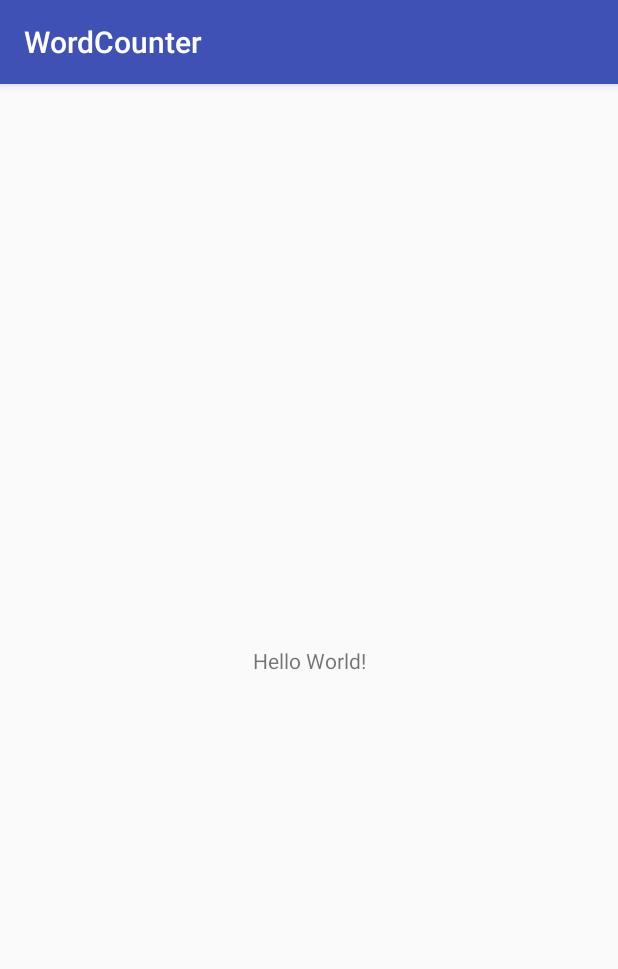
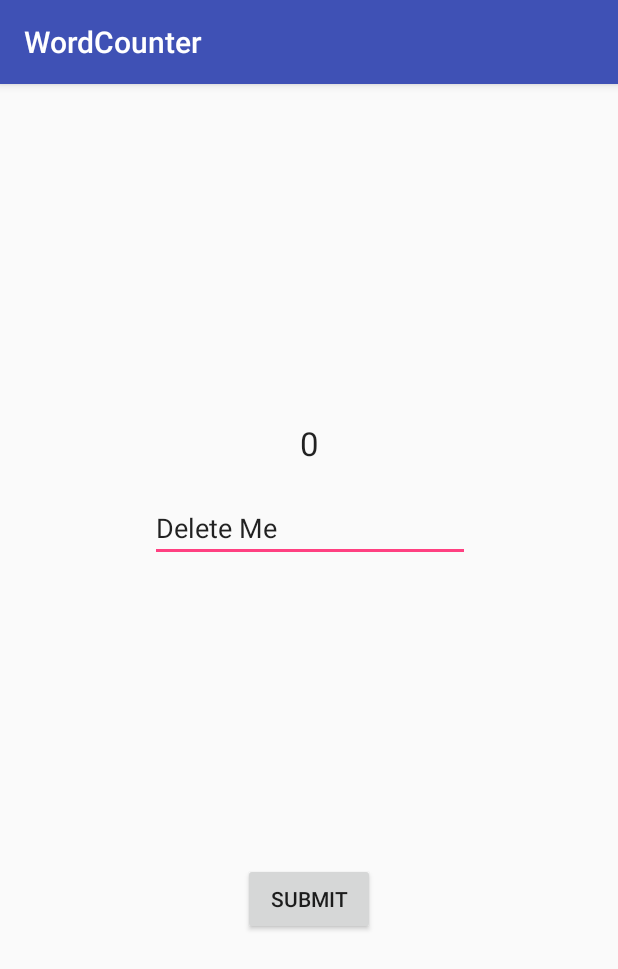
Before and after one commit to scottishasian/Homework_Number_ThirtySix, an Android app: the screen it shows after launch (MainActivity), on a phone screen of 412 x 824 dp. Shown: the top 969 px of the screen. Run offline under Robolectric (Android 15) with nearby library versions, the phone set to English and light mode, and no system bars.

Commit message:
Basic display and instances set up.

```diff
--- a/app/src/main/java/com/example/kynansong/wordcounter/MainActivity.java
+++ b/app/src/main/java/com/example/kynansong/wordcounter/MainActivity.java
@@ -2,12 +2,32 @@ package com.example.kynansong.wordcounter;
 
 import android.support.v7.app.AppCompatActivity;
 import android.os.Bundle;
+import android.util.Log;
+import android.widget.Button;
+import android.widget.EditText;
+import android.widget.TextView;
+
+import com.example.kynansong.wordcounter.Models.WordCounter;
 
 public class MainActivity extends AppCompatActivity {
+
+    private TextView counter;
+    private EditText sentence;
+    private Button submitButton;
+    private WordCounter wordCounter;
 
     @Override
     protected void onCreate(Bundle savedInstanceState) {
         super.onCreate(savedInstanceState);
         setContentView(R.layout.activity_main);
+
+        this.counter = (TextView) findViewById(R.id.word_count);
+        this.sentence = (EditText) findViewById(R.id.sentence_input);
+        this.submitButton = (Button) findViewById(R.id.submit_button);
+        this.wordCounter = new WordCounter();
+
+        Log.d("MainActivity", "OnCreate called");
     }
+
+
 }
--- a/app/src/main/res/layout/activity_main.xml
+++ b/app/src/main/res/layout/activity_main.xml
@@ -7,12 +7,51 @@
     tools:context="com.example.kynansong.wordcounter.MainActivity">
 
     <TextView
+        android:id="@+id/word_count"
         android:layout_width="wrap_content"
         android:layout_height="wrap_content"
-        android:text="Hello World!"
+        android:text="@string/wordcount"
+        android:textAppearance="@style/TextAppearance.AppCompat.Large"
         app:layout_constraintBottom_toBottomOf="parent"
         app:layout_constraintLeft_toLeftOf="parent"
         app:layout_constraintRight_toRightOf="parent"
-        app:layout_constraintTop_toTopOf="parent" />
+        app:layout_constraintTop_toTopOf="parent"
+        app:layout_constraintVertical_bias="0.304"
+        tools:text="@string/wordcount" />
+
+    <EditText
+        android:id="@+id/sentence_input"
+        android:layout_width="wrap_content"
+        android:layout_height="wrap_content"
+        android:layout_marginBottom="8dp"
+        android:layout_marginEnd="8dp"
+        android:layout_marginStart="8dp"
+        android:layout_marginTop="8dp"
+        android:ems="10"
+        android:hint="@string/input_sentence"
+        android:inputType="textPersonName"
+        android:text="Delete Me"
+        android:textAppearance="@style/TextAppearance.AppCompat.Medium"
+        app:layout_constraintBottom_toBottomOf="parent"
+        app:layout_constraintEnd_toEndOf="parent"
+        app:layout_constraintHorizontal_bias="0.503"
+        app:layout_constraintStart_toStartOf="parent"
+        app:layout_constraintTop_toBottomOf="@+id/word_count"
+        app:layout_constraintVertical_bias="0.025" />
+
+    <Button
+        android:id="@+id/submit_button"
+        android:layout_width="wrap_content"
+        android:layout_height="wrap_content"
+        android:layout_marginBottom="8dp"
+        android:layout_marginEnd="8dp"
+        android:layout_marginStart="8dp"
+        android:layout_marginTop="8dp"
+        android:text="@string/submit"
+        app:layout_constraintBottom_toBottomOf="parent"
+        app:layout_constraintEnd_toEndOf="parent"
+        app:layout_constraintStart_toStartOf="parent"
+        app:layout_constraintTop_toBottomOf="@+id/sentence_input"
+        tools:text="@string/submit" />
 
 </android.support.constraint.ConstraintLayout>
--- a/app/src/main/res/values/strings.xml
+++ b/app/src/main/res/values/strings.xml
@@ -1,3 +1,6 @@
 <resources>
     <string name="app_name">WordCounter</string>
+    <string name="wordcount">0</string>
+    <string name="input_sentence">I am a fish</string>
+    <string name="submit">submit</string>
 </resources>
```
